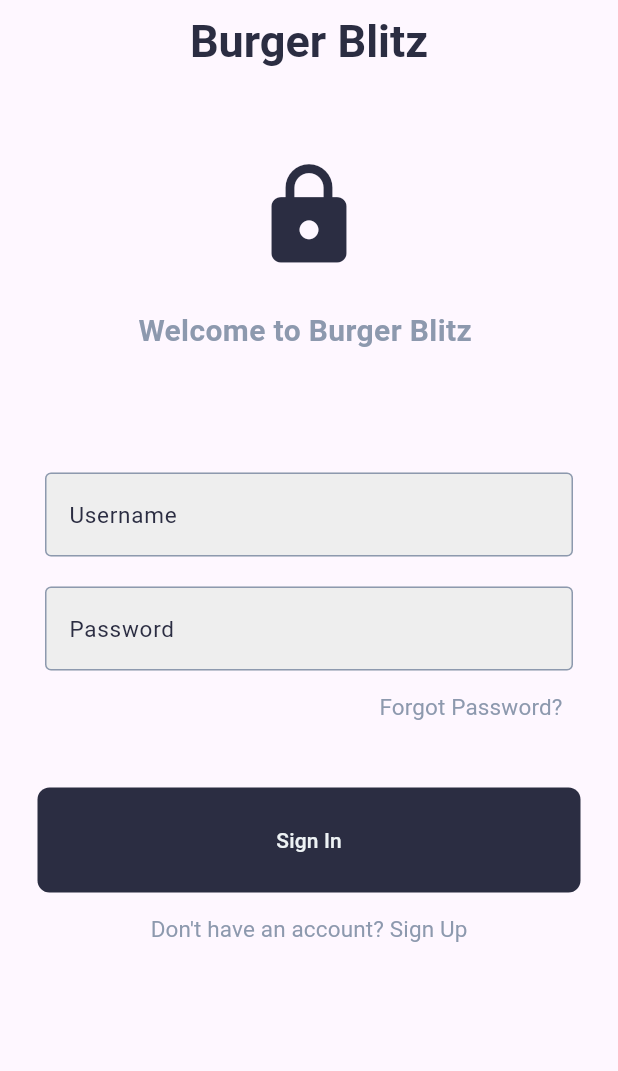
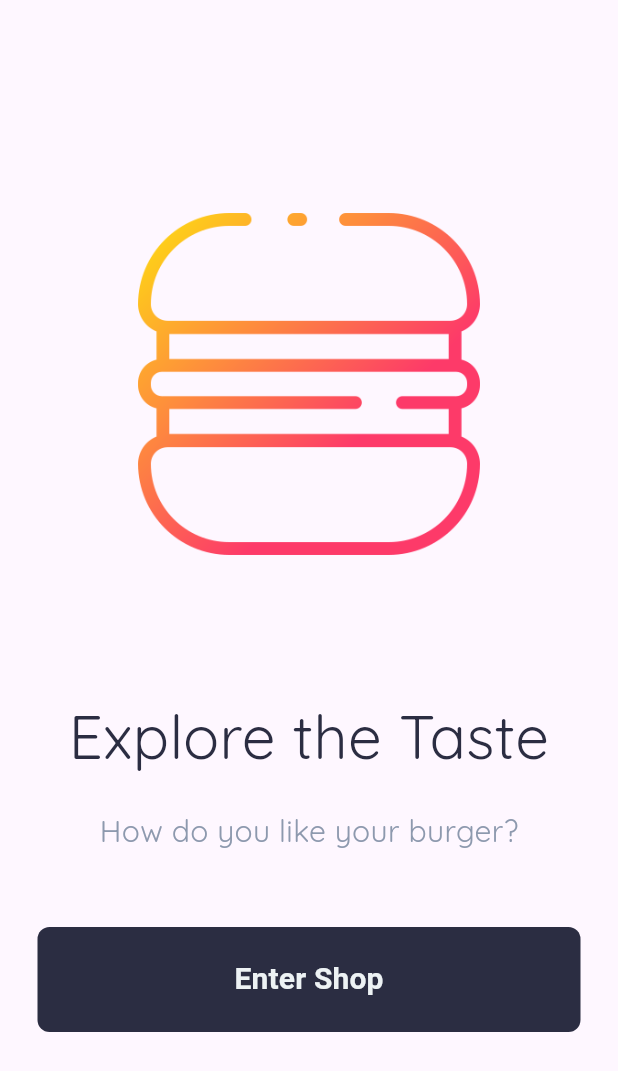
Before and after one commit to hasithaPerera2002/burger-blitz-app, a Flutter app: the screen it shows after launch, on a phone screen of 412 x 824 dp. Shown: the top 1071 px of the screen. Run offline on Flutter 3.47's test engine with Material 3 defaults, Android fonts, the light colour scheme and no system bars.

Commit message:
added the start page

```diff
--- a/lib/components/myButton.dart
+++ b/lib/components/myButton.dart
@@ -6,9 +6,12 @@ import '../const/colors.dart';
 
 class MyButton extends StatelessWidget {
   final String lableText;
+  final Null Function() onPressed;
+
   const MyButton({
     required this.lableText,
     super.key,
+    required this.onPressed,
   });
 
   @override
@@ -28,10 +31,12 @@ class MyButton extends StatelessWidget {
               ),
             ),
           ),
-          onPressed: () {},
-          child: Text(
-            lableText,
-          ),
+          onPressed: onPressed,
+          child: Text(lableText,
+              style: TextStyle(
+                fontWeight: FontWeight.bold,
+                fontSize: 20,
+              )),
         ),
       ),
     );
--- a/lib/main.dart
+++ b/lib/main.dart
@@ -1,7 +1,11 @@
 // ignore_for_file: prefer_const_constructors
 
-import 'package:burger_blitz/views/home.dart';
+import 'package:burger_blitz/views/login.dart';
+import 'package:burger_blitz/views/starter.dart';
 import 'package:flutter/material.dart';
+
+import 'views/home.dart';
+import 'views/signup.dart';
 
 void main() {
   runApp(
@@ -17,7 +21,13 @@ class App extends StatelessWidget {
     return MaterialApp(
       title: 'Burger Blitz',
       darkTheme: ThemeData.light(),
-      home: HomePage(),
+      initialRoute: '/starter',
+      routes: {
+        '/login': (context) => LoginPage(),
+        '/home': (context) => HomePage(),
+        '/signUp': (context) => SignUp(),
+        '/starter': (context) => Starter(),
+      },
     );
   }
 }
--- a/lib/views/home.dart
+++ b/lib/views/home.dart
@@ -1,10 +1,4 @@
-// ignore_for_file: prefer_const_constructors, prefer_const_literals_to_create_immutables
-
-import 'package:burger_blitz/components/textField.dart';
 import 'package:flutter/material.dart';
-
-import '../components/myButton.dart';
-import '../const/colors.dart';
 
 class HomePage extends StatefulWidget {
   const HomePage({super.key});
@@ -14,92 +8,8 @@ class HomePage extends StatefulWidget {
 }
 
 class _HomePageState extends State<HomePage> {
-  final userNameController = TextEditingController();
-  final passwordController = TextEditingController();
   @override
   Widget build(BuildContext context) {
-    return Scaffold(
-      appBar: AppBar(
-        title: Center(
-          child: Text(
-            'Burger Blitz',
-            style: TextStyle(
-              color: kPrimary,
-              fontWeight: FontWeight.bold,
-              fontSize: 30,
-            ),
-          ),
-        ),
-      ),
-      body: SafeArea(
-        child: Column(
-          children: <Widget>[
-            SizedBox(height: 50),
-            Icon(Icons.lock, color: kPrimary, size: 75),
-            SizedBox(height: 25),
-            Text(
-              'Welcome to Burger Blitz ',
-              style: TextStyle(
-                color: kSecondary,
-                fontWeight: FontWeight.bold,
-                fontSize: 20,
-              ),
-            ),
-            SizedBox(height: 80),
-            TextField1(
-              obscureText: false,
-              textLabel: 'Username',
-              controller: userNameController,
-            ),
-            SizedBox(height: 20),
-            TextField1(
-              obscureText: true,
-              textLabel: 'Password',
-              controller: passwordController,
-            ),
-            Padding(
-              padding: EdgeInsets.symmetric(horizontal: 25),
-              child: Row(
-                mainAxisAlignment: MainAxisAlignment.end,
-                children: <Widget>[
-                  TextButton(
-                    onPressed: () {},
-                    child: Text(
-                      'Forgot Password?',
-                      style: TextStyle(
-                        color: kSecondary,
-                        fontWeight: FontWeight.normal,
-                        fontSize: 15,
-                      ),
-                    ),
-                  ),
-                ],
-              ),
-            ),
-            SizedBox(height: 30),
-            MyButton(lableText: 'Sign In'),
-            Padding(
-              padding: EdgeInsets.symmetric(horizontal: 25),
-              child: Row(
-                mainAxisAlignment: MainAxisAlignment.center,
-                children: <Widget>[
-                  TextButton(
-                    onPressed: () {},
-                    child: Text(
-                      'Don\'t have an account? Sign Up',
-                      style: TextStyle(
-                        color: kSecondary,
-                        fontWeight: FontWeight.normal,
-                        fontSize: 15,
-                      ),
-                    ),
-                  ),
-                ],
-              ),
-            ),
-          ],
-        ),
-      ),
-    );
+    return const Placeholder();
   }
 }
--- /dev/null
+++ b/lib/views/starter.dart
@@ -0,0 +1,49 @@
+// ignore_for_file: prefer_const_constructors, prefer_const_literals_to_create_immutables
+
+import 'package:burger_blitz/components/myButton.dart';
+import 'package:burger_blitz/const/colors.dart';
+import 'package:flutter/material.dart';
+
+class Starter extends StatelessWidget {
+  const Starter({super.key});
+
+  @override
+  Widget build(BuildContext context) {
+    return Scaffold(
+      body: SafeArea(
+          child: Column(
+        children: <Widget>[
+          SizedBox(height: 50),
+          Padding(
+            padding: EdgeInsets.all(50),
+            child: Image.asset('images/logo.png'),
+          ),
+          Text(
+            'Explore the Taste',
+            style: TextStyle(
+              color: kPrimary,
+              fontSize: 40,
+              fontFamily: 'Quicksand',
+            ),
+          ),
+          SizedBox(height: 20),
+          Text(
+            'How do you like your burger?',
+            style: TextStyle(
+              color: kSecondary,
+              fontSize: 20,
+              fontFamily: 'Quicksand',
+            ),
+          ),
+          SizedBox(height: 50),
+          MyButton(
+            lableText: 'Enter Shop',
+            onPressed: () {
+              Navigator.pushNamed(context, '/login');
+            },
+          ),
+        ],
+      )),
+    );
+  }
+}
```
Also changed, not shown: lib/views/login.dart (added, +110 -0 lines), lib/views/signup.dart (added, +10 -0 lines), pubspec.yaml (+19 -25 lines), fonts/Quicksand-VariableFont.ttf (added), images/logo.png (added).
